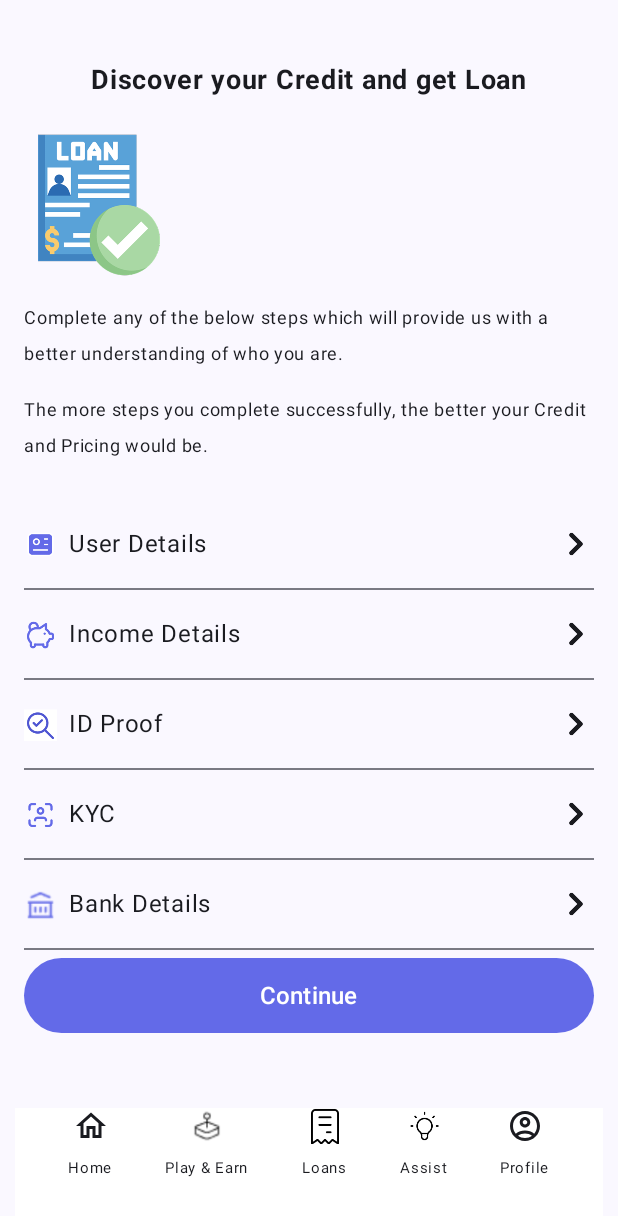
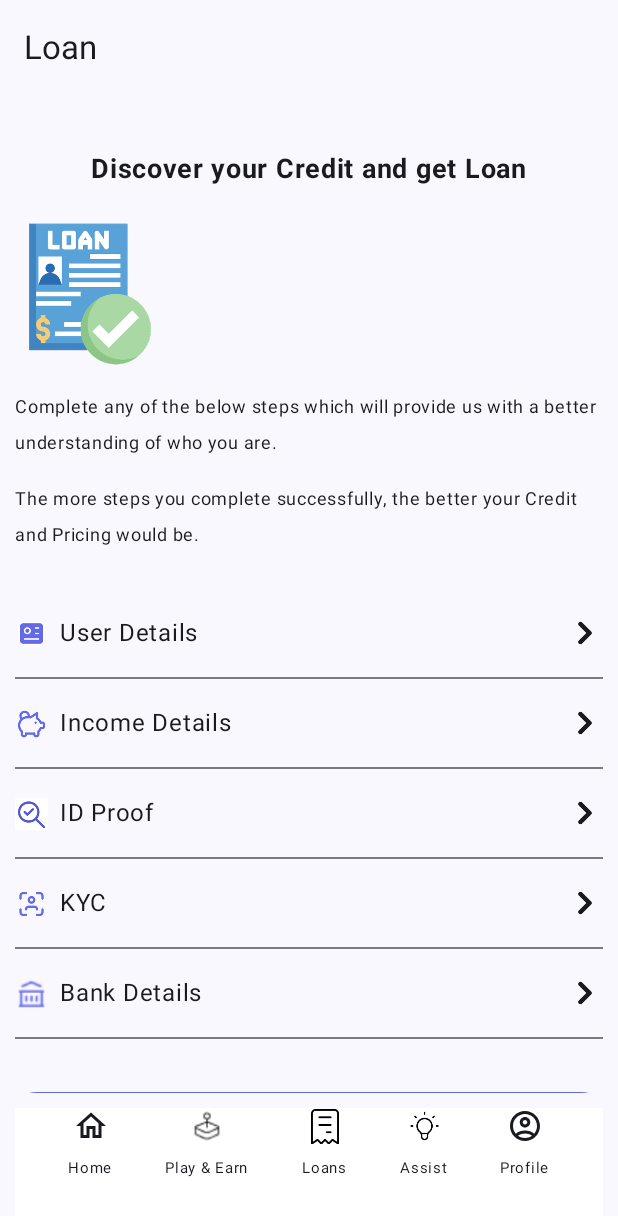
Before and after one commit to DevDewangan16/Vasudev_Kutumbhakam, an Android app built with Jetpack Compose: the screen it shows after launch (MainActivity), after a tap on "Loans", on a phone screen of 412 x 824 dp. Shown: the top 1216 px of the screen. Run offline under Robolectric (Android 15) with nearby library versions, the phone set to English and light mode, and no system bars.

Commit message:
Added the Required Components.

```diff
--- a/app/src/main/java/com/example/vasudevkutumbhakam/ui/BankDetailsScreen.kt
+++ b/app/src/main/java/com/example/vasudevkutumbhakam/ui/BankDetailsScreen.kt
@@ -36,7 +36,7 @@ fun BankDetailsScreen(navController: NavHostController) {
         verticalArrangement = Arrangement.spacedBy(5.dp),
         modifier = Modifier
             .fillMaxSize()
-            .padding(16.dp)
+            .padding(11.dp)
     ) {
         item {
             Spacer(
@@ -154,12 +154,12 @@ fun BankDetailsScreen(navController: NavHostController) {
                     unfocusedLabelColor = Color(0xff565656)
                 )
             )
-            Spacer(modifier = Modifier.fillMaxWidth().height(60.dp))
+            Spacer(modifier = Modifier.fillMaxWidth().height(175.dp))
         }
         item {
             Button(
                 onClick = {
-                    navController.navigate(VasuadevAppScreen.IdProof.name)
+                    navController.navigate(VasuadevAppScreen.Submission.name)
                 },
                 modifier = Modifier
                     .fillMaxWidth()
--- a/app/src/main/java/com/example/vasudevkutumbhakam/ui/IdProofScreen.kt
+++ b/app/src/main/java/com/example/vasudevkutumbhakam/ui/IdProofScreen.kt
@@ -37,7 +37,7 @@ fun IDProofScreen(navController: NavHostController) {
         verticalArrangement = Arrangement.spacedBy(5.dp),
         modifier = Modifier
             .fillMaxSize()
-            .padding(16.dp)
+            .padding(10.dp)
     ) {
         item {
             Spacer(modifier = Modifier
--- a/app/src/main/java/com/example/vasudevkutumbhakam/ui/LoanStepScreen.kt
+++ b/app/src/main/java/com/example/vasudevkutumbhakam/ui/LoanStepScreen.kt
@@ -2,6 +2,7 @@ package com.example.vasudevkutumbhakam.ui
 import androidx.compose.foundation.Image
 import androidx.compose.foundation.background
 import androidx.compose.foundation.layout.*
+import androidx.compose.foundation.lazy.LazyColumn
 import androidx.compose.foundation.shape.RoundedCornerShape
 import androidx.compose.material3.*
 import androidx.compose.runtime.Composable
@@ -26,10 +27,12 @@ fun LoanStepsScreen(navController: NavHostController) {
         Pair("Bank Details", R.drawable.bank)
     )
 
+    LazyColumn {
+        item {
             Column(
                 modifier = Modifier
                     .fillMaxSize()
-            .padding(16.dp),
+                    .padding(10.dp),
                 horizontalAlignment = Alignment.CenterHorizontally,
                 verticalArrangement = Arrangement.spacedBy(5.dp)
             ) {
@@ -88,7 +91,12 @@ fun LoanStepsScreen(navController: NavHostController) {
                     }
                     Divider()
                 }
-
+                Spacer(modifier = Modifier
+                    .fillMaxWidth()
+                    .height(20.dp))
+        }
+    }
+        item {
             Button(
                 onClick = {
                     navController.navigate(VasuadevAppScreen.User.name)
@@ -104,3 +112,4 @@ fun LoanStepsScreen(navController: NavHostController) {
             }
         }
     }
+}
--- a/app/src/main/java/com/example/vasudevkutumbhakam/ui/UserDetailScreen.kt
+++ b/app/src/main/java/com/example/vasudevkutumbhakam/ui/UserDetailScreen.kt
@@ -27,7 +27,7 @@ fun UserDetailsScreen(navController:NavHostController) {
         verticalArrangement = Arrangement.spacedBy(5.dp),
         modifier = Modifier
             .fillMaxSize()
-            .padding(16.dp)
+            .padding(10.dp)
     ) {
         item {
             Spacer(modifier = Modifier
--- a/app/src/main/java/com/example/vasudevkutumbhakam/ui/VasuadevApp.kt
+++ b/app/src/main/java/com/example/vasudevkutumbhakam/ui/VasuadevApp.kt
@@ -13,12 +13,16 @@ import androidx.compose.foundation.layout.height
 import androidx.compose.foundation.layout.padding
 import androidx.compose.foundation.layout.size
 import androidx.compose.material.icons.Icons
+import androidx.compose.material.icons.filled.ArrowBack
 import androidx.compose.material.icons.outlined.AccountCircle
 import androidx.compose.material.icons.outlined.Home
 import androidx.compose.material.icons.outlined.ShoppingCart
+import androidx.compose.material3.ExperimentalMaterial3Api
 import androidx.compose.material3.Icon
+import androidx.compose.material3.IconButton
 import androidx.compose.material3.Scaffold
 import androidx.compose.material3.Text
+import androidx.compose.material3.TopAppBar
 import androidx.compose.runtime.Composable
 import androidx.compose.runtime.getValue
 import androidx.compose.runtime.internal.composableLambda
@@ -39,31 +43,55 @@ import com.example.vasudevkutumbhakam.R
 import java.lang.reflect.Modifier
 
 enum class VasuadevAppScreen(val title :String){
-    Home("Home"),
+    Home("Welcome!!"),
     Earn("Play & Earn"),
     Loans("Loan"),
     Assist("Assist"),
     Profile("Profile"),
-    User("User"),
+    User("User Details"),
     IdProof("ID Proof"),
     Kyc("KYC"),
-    Bank("Bank Details")
+    Bank("Bank Details"),
+    Submission("")
 }
+
+var canNavigateBack=false
+
+@OptIn(ExperimentalMaterial3Api::class)
 @SuppressLint("UnusedMaterial3ScaffoldPaddingParameter")
 @Composable
 fun VasuadevApp(appViewModel: AppViewModel= viewModel(),
         navController: NavHostController = rememberNavController()) {
 
+    canNavigateBack=navController.previousBackStackEntry != null
     val backStackEntry by navController.currentBackStackEntryAsState()
     val currentScreen =VasuadevAppScreen.valueOf(
         backStackEntry?.destination?.route?:VasuadevAppScreen.Home.name
     )
 
-    Scaffold(bottomBar = {
+    Scaffold(
+        topBar = {
+            TopAppBar(
+                modifier = androidx.compose.ui.Modifier.height(65.dp),
+                title = {
+                    Text(text = currentScreen.title)
+                },
+                navigationIcon = {
+                    if (canNavigateBack){
+                        IconButton(onClick = {
+                            navController.navigateUp()
+                        }) {
+                            Icon(imageVector = Icons.Filled.ArrowBack, contentDescription ="Back Button" )
+                        }
+                    }
+                })
+        },
+        bottomBar = {
         BottomAppBar(navController = navController, currentScreen =currentScreen )
 
     }) {
-        NavHost(navController = navController, startDestination =VasuadevAppScreen.Home.name ) {
+        NavHost(navController = navController, startDestination =VasuadevAppScreen.Home.name,
+            modifier = androidx.compose.ui.Modifier.padding(it)) {
             composable(route = VasuadevAppScreen.Home.name){
                 HomeScreen()
             }
@@ -88,6 +116,9 @@ fun VasuadevApp(appViewModel: AppViewModel= viewModel(),
             }
             composable(route=VasuadevAppScreen.Bank.name){
                 BankDetailsScreen(navController = navController)
+            }
+            composable(route = VasuadevAppScreen.Submission.name){
+                SubmissionScreen()
             }
         }
     }
@@ -118,11 +149,7 @@ fun BottomAppBar(navController: NavHostController,
 
         Column(horizontalAlignment = Alignment.CenterHorizontally,
             verticalArrangement = Arrangement.spacedBy(4.dp)
-            ,    modifier = androidx.compose.ui.Modifier.clickable {
-                navController.navigate(VasuadevAppScreen.Home.name) {
-                    popUpTo(0)
-                }
-            }) {
+        ) {
             Image(painter = painterResource(id = R.drawable.earn), contentDescription ="" ,
                 modifier = androidx.compose.ui.Modifier.size(24.dp))
             Text(text = "Play & Earn", fontSize = 10.sp)
@@ -142,11 +169,7 @@ fun BottomAppBar(navController: NavHostController,
 
         Column(horizontalAlignment = Alignment.CenterHorizontally,
             verticalArrangement = Arrangement.spacedBy(4.dp)
-            ,    modifier = androidx.compose.ui.Modifier.clickable {
-                navController.navigate(VasuadevAppScreen.Home.name) {
-                    popUpTo(0)
-                }
-            }) {
+            ) {
             Image(painter = painterResource(id = R.drawable.assist), contentDescription ="" ,
                 modifier = androidx.compose.ui.Modifier.size(24.dp))
             Text(text = "Assist", fontSize = 10.sp)
```
Also changed, not shown: app/src/main/java/com/example/vasudevkutumbhakam/ui/KycScreen.kt (+5 -23 lines), app/src/main/java/com/example/vasudevkutumbhakam/ui/SubmissionScreen.kt (added, +55 -0 lines), app/src/main/res/drawable/submission_banner.png (added), app/src/main/res/drawable/timer.png (added). Lines whose indentation alone changed are shown as unchanged.
